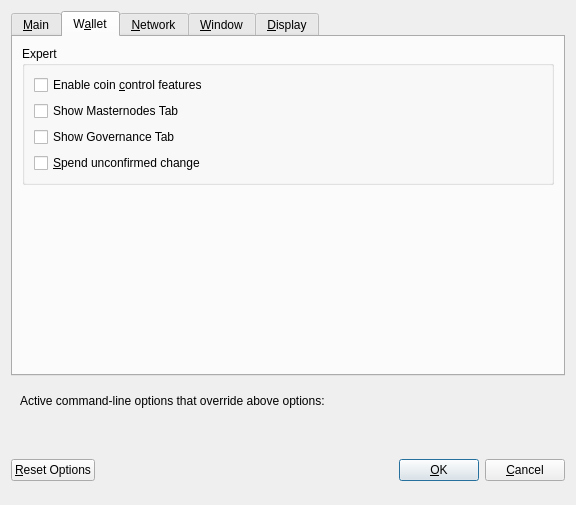
First picture: the form in src/qt/forms/optionsdialog.ui, repository tvl83/MNPCoin-PolisCore, before the edit.
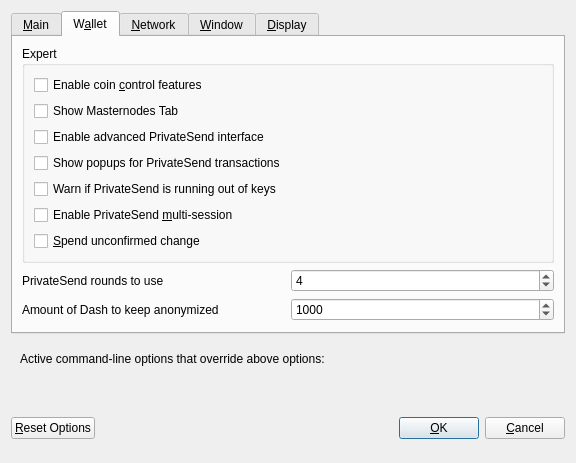
Second picture: the form after the edit. The open tabs and pages were chosen to show the change. Custom widgets are drawn as their Qt base class.

Commit message: codebase overhaul to dash v0.13.x equivalency (polis 1.50)

What changed in the file:
```diff
--- a/src/qt/forms/optionsdialog.ui
+++ b/src/qt/forms/optionsdialog.ui
@@ -7,7 +7,7 @@
     <x>0</x>
     <y>0</y>
     <width>576</width>
-    <height>505</height>
+    <height>402</height>
    </rect>
   </property>
   <property name="windowTitle">
@@ -169,7 +169,37 @@
              <string>If you disable the spending of unconfirmed change, the change from a transaction&lt;br/&gt;cannot be used until that transaction has at least one confirmation.&lt;br/&gt;This also affects how your balance is computed.</string>
             </property>
             <property name="text">
-             <string>Show Governance Tab</string>
+             <string>Enable advanced PrivateSend interface</string>
+            </property>
+           </widget>
+          </item>
+          <item>
+           <widget class="QCheckBox" name="showPrivateSendPopups">
+            <property name="toolTip">
+             <string>Show system popups for PrivateSend mixing transactions&lt;br/&gt;just like for all other transaction types.</string>
+            </property>
+            <property name="text">
+             <string>Show popups for PrivateSend transactions</string>
+            </property>
+           </widget>
+          </item>
+          <item>
+           <widget class="QCheckBox" name="lowKeysWarning">
+            <property name="toolTip">
+             <string>Show warning dialog when PrivateSend detects that wallet has very low number of keys left.</string>
+            </property>
+            <property name="text">
+             <string>Warn if PrivateSend is running out of keys</string>
+            </property>
+           </widget>
+          </item>
+          <item>
+           <widget class="QCheckBox" name="privateSendMultiSession">
+            <property name="toolTip">
+             <string>Whether to use experimental PrivateSend mode with multiple mixing sessions per block.&lt;br/&gt;Note: You must use this feature carefully.&lt;br/&gt;Make sure you always have recent wallet (auto)backup in a safe place!</string>
+            </property>
+            <property name="text">
+             <string>Enable PrivateSend &amp;multi-session</string>
             </property>
            </widget>
           </item>
@@ -187,7 +217,76 @@
         </widget>
        </item>
        <item>
-        <spacer name="verticalSpacer_2">
+        <layout class="QHBoxLayout" name="horizontalLayout_4_Wallet">
+         <item>
+          <widget class="QLabel" name="label">
+           <property name="toolTip">
+            <string>This setting determines the amount of individual masternodes that an input will be anonymized through.&lt;br/&gt;More rounds of anonymization gives a higher degree of privacy, but also costs more in fees.</string>
+           </property>
+           <property name="text">
+            <string>PrivateSend rounds to use</string>
+           </property>
+          </widget>
+         </item>
+         <item>
+          <widget class="QSpinBox" name="privateSendRounds">
+           <property name="minimum">
+            <number>2</number>
+           </property>
+           <property name="maximum">
+            <number>16</number>
+           </property>
+           <property name="value">
+            <number>4</number>
+           </property>
+          </widget>
+         </item>
+        </layout>
+       </item>
+       <item>
+        <layout class="QHBoxLayout" name="horizontalLayout">
+         <item>
+          <widget class="QLabel" name="label_2">
+           <property name="toolTip">
+            <string>This amount acts as a threshold to turn off PrivateSend once it's reached.</string>
+           </property>
+           <property name="statusTip">
+            <string notr="true"/>
+           </property>
+           <property name="whatsThis">
+            <string notr="true"/>
+           </property>
+           <property name="accessibleName">
+            <string notr="true"/>
+           </property>
+           <property name="accessibleDescription">
+            <string notr="true"/>
+           </property>
+           <property name="text">
+            <string>Amount of Dash to keep anonymized</string>
+           </property>
+          </widget>
+         </item>
+         <item>
+          <widget class="QSpinBox" name="privateSendAmount">
+           <property name="minimum">
+            <number>2</number>
+           </property>
+           <property name="maximum">
+            <number>2000</number>
+           </property>
+           <property name="singleStep">
+            <number>10</number>
+           </property>
+           <property name="value">
+            <number>1000</number>
+           </property>
+          </widget>
+         </item>
+        </layout>
+       </item>
+       <item>
+        <spacer name="verticalSpacer_Wallet">
          <property name="orientation">
           <enum>Qt::Vertical</enum>
          </property>
```
Left out of the diff: 14 changed lines with no effect on the pictures. The commit also changes 385 other files.
